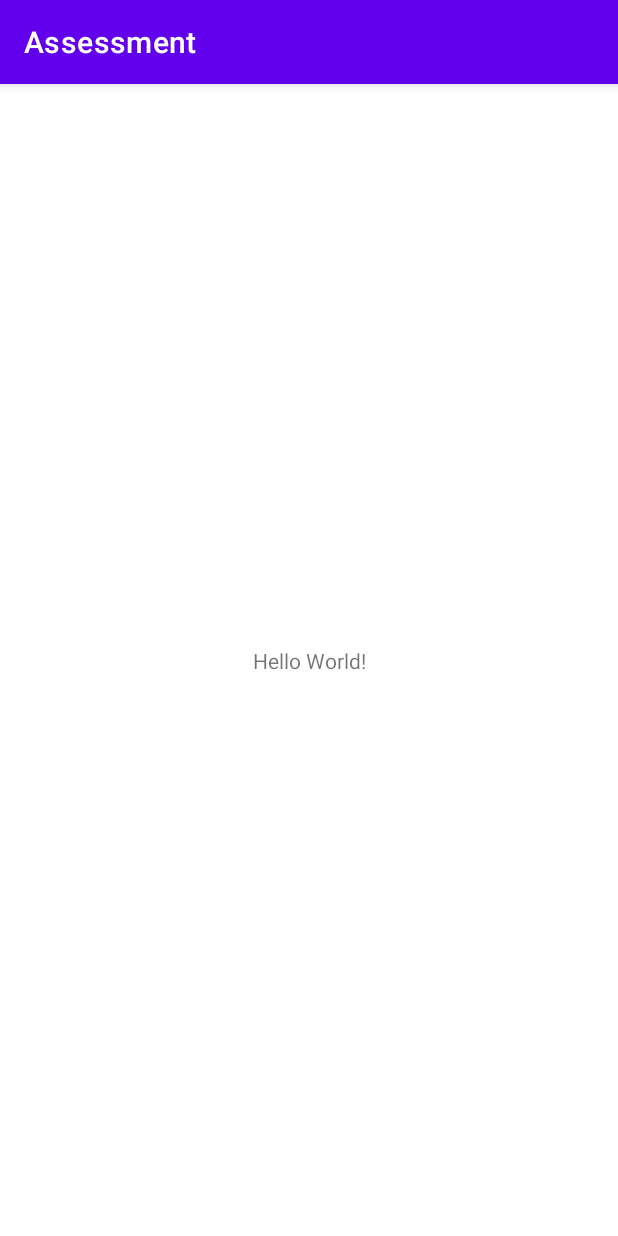
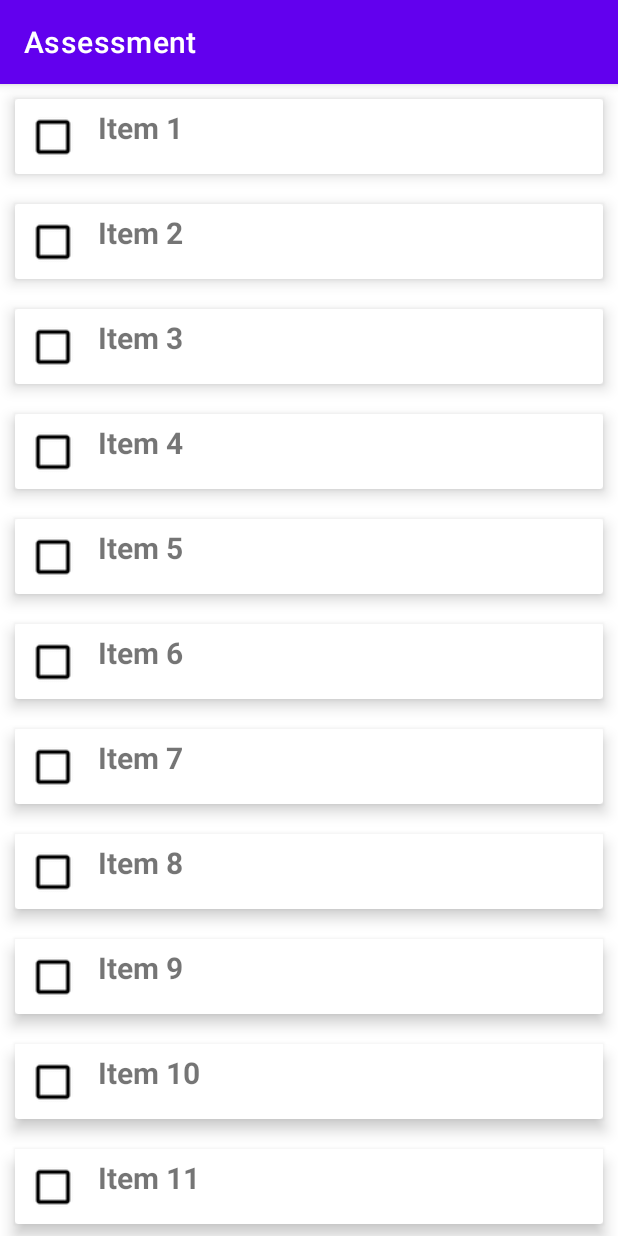
Before and after one commit to dogtim/AmazingTalkerAssessment, an Android app: the screen it shows after launch (MainActivity), on a phone screen of 412 x 824 dp. Run offline under Robolectric (Android 15) with nearby library versions, the phone set to English and light mode, and no system bars.

Commit message:
Import the basic recycler view because I do not have the experience Therefore, I got this Layout anymore. chu~

```diff
--- a/app/build.gradle
+++ b/app/build.gradle
@@ -37,6 +37,10 @@ dependencies {
     implementation 'androidx.appcompat:appcompat:1.3.0'
     implementation 'com.google.android.material:material:1.4.0'
     implementation 'androidx.constraintlayout:constraintlayout:2.0.4'
+    // for adding recyclerview
+    implementation 'androidx.recyclerview:recyclerview:1.2.1'
+    // for adding cardview
+    implementation 'androidx.cardview:cardview:1.0.0'
     testImplementation 'junit:junit:4.13.2'
     androidTestImplementation 'androidx.test.ext:junit:1.1.3'
     androidTestImplementation 'androidx.test.espresso:espresso-core:3.4.0'
--- /dev/null
+++ b/app/src/main/java/com/amazingtalker/assessment/CustomAdapter.kt
@@ -0,0 +1,45 @@
+import android.view.LayoutInflater
+import android.view.View
+import android.view.ViewGroup
+import android.widget.ImageView
+import android.widget.TextView
+import androidx.recyclerview.widget.RecyclerView
+import com.amazingtalker.assessment.ItemsViewModel
+import com.amazingtalker.assessment.R
+
+class CustomAdapter(private val mList: List<ItemsViewModel>) : RecyclerView.Adapter<CustomAdapter.ViewHolder>() {
+
+    // create new views
+    override fun onCreateViewHolder(parent: ViewGroup, viewType: Int): ViewHolder {
+        // inflates the card_view_design view
+        // that is used to hold list item
+        val view = LayoutInflater.from(parent.context)
+            .inflate(R.layout.card_view_design, parent, false)
+
+        return ViewHolder(view)
+    }
+
+    // binds the list items to a view
+    override fun onBindViewHolder(holder: ViewHolder, position: Int) {
+
+        val ItemsViewModel = mList[position]
+
+        // sets the image to the imageview from our itemHolder class
+        holder.imageView.setImageResource(ItemsViewModel.image)
+
+        // sets the text to the textview from our itemHolder class
+        holder.textView.text = ItemsViewModel.text
+
+    }
+
+    // return the number of the items in the list
+    override fun getItemCount(): Int {
+        return mList.size
+    }
+
+    // Holds the views for adding it to image and text
+    class ViewHolder(ItemView: View) : RecyclerView.ViewHolder(ItemView) {
+        val imageView: ImageView = itemView.findViewById(R.id.imageview)
+        val textView: TextView = itemView.findViewById(R.id.textView)
+    }
+}
--- /dev/null
+++ b/app/src/main/java/com/amazingtalker/assessment/ItemsViewModel.kt
@@ -0,0 +1,4 @@
+package com.amazingtalker.assessment
+
+data class ItemsViewModel(val image: Int, val text: String) {
+}
--- a/app/src/main/java/com/amazingtalker/assessment/MainActivity.kt
+++ b/app/src/main/java/com/amazingtalker/assessment/MainActivity.kt
@@ -1,11 +1,35 @@
 package com.amazingtalker.assessment
 
+import CustomAdapter
 import androidx.appcompat.app.AppCompatActivity
 import android.os.Bundle
+import androidx.recyclerview.widget.LinearLayoutManager
+import androidx.recyclerview.widget.RecyclerView
 
 class MainActivity : AppCompatActivity() {
     override fun onCreate(savedInstanceState: Bundle?) {
         super.onCreate(savedInstanceState)
         setContentView(R.layout.activity_main)
+
+        // getting the recyclerview by its id
+        val recyclerview = findViewById<RecyclerView>(R.id.recyclerview)
+
+        // this creates a vertical layout Manager
+        recyclerview.layoutManager = LinearLayoutManager(this)
+
+        // ArrayList of class ItemsViewModel
+        val data = ArrayList<ItemsViewModel>()
+
+        // This loop will create 20 Views containing
+        // the image with the count of view
+        for (i in 1..20) {
+            data.add(ItemsViewModel(androidx.appcompat.R.drawable.abc_btn_check_to_on_mtrl_000, "Item " + i))
+        }
+
+        // This will pass the ArrayList to our Adapter
+        val adapter = CustomAdapter(data)
+
+        // Setting the Adapter with the recyclerview
+        recyclerview.adapter = adapter
     }
 }
--- a/app/src/main/res/layout/activity_main.xml
+++ b/app/src/main/res/layout/activity_main.xml
@@ -6,13 +6,11 @@
     android:layout_height="match_parent"
     tools:context=".MainActivity">
 
-    <TextView
-        android:layout_width="wrap_content"
-        android:layout_height="wrap_content"
-        android:text="Hello World!"
-        app:layout_constraintBottom_toBottomOf="parent"
-        app:layout_constraintLeft_toLeftOf="parent"
-        app:layout_constraintRight_toRightOf="parent"
-        app:layout_constraintTop_toTopOf="parent" />
+    <androidx.recyclerview.widget.RecyclerView
+        android:id="@+id/recyclerview"
+        android:layout_width="match_parent"
+        android:layout_height="match_parent"
+        tools:itemCount="5"
+        tools:listitem="@layout/card_view_design" />
 
 </androidx.constraintlayout.widget.ConstraintLayout>
--- /dev/null
+++ b/app/src/main/res/layout/card_view_design.xml
@@ -0,0 +1,33 @@
+<?xml version="1.0" encoding="utf-8"?>
+<androidx.cardview.widget.CardView
+    xmlns:android="http://schemas.android.com/apk/res/android"
+    xmlns:app="http://schemas.android.com/apk/res-auto"
+    android:layout_width="match_parent"
+    android:layout_height="50dp"
+    android:layout_margin="10dp"
+    app:cardElevation="6dp">
+
+    <LinearLayout
+        android:layout_width="match_parent"
+        android:layout_height="wrap_content"
+        android:orientation="horizontal"
+        android:padding="5dp">
+
+        <ImageView
+            android:id="@+id/imageview"
+            android:layout_width="40dp"
+            android:layout_height="40dp" />
+
+        <TextView
+            android:id="@+id/textView"
+            android:layout_width="wrap_content"
+            android:layout_height="wrap_content"
+            android:layout_marginStart="10dp"
+            android:layout_marginLeft="15dp"
+            android:text="Item"
+            android:textSize="20sp"
+            android:textStyle="bold" />
+
+    </LinearLayout>
+
+</androidx.cardview.widget.CardView>
```
Also changed, not shown: app/src/main/res/layout/card_view_week_selector.xml (added, +46 -0 lines).
